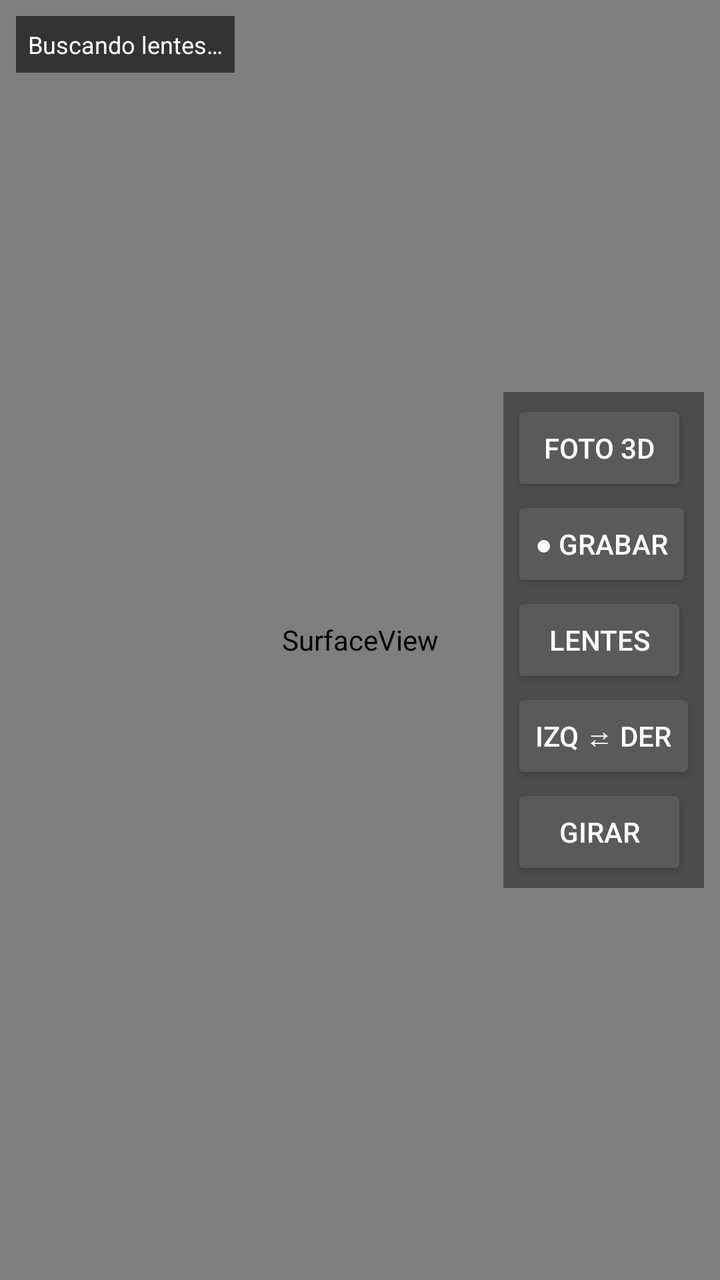
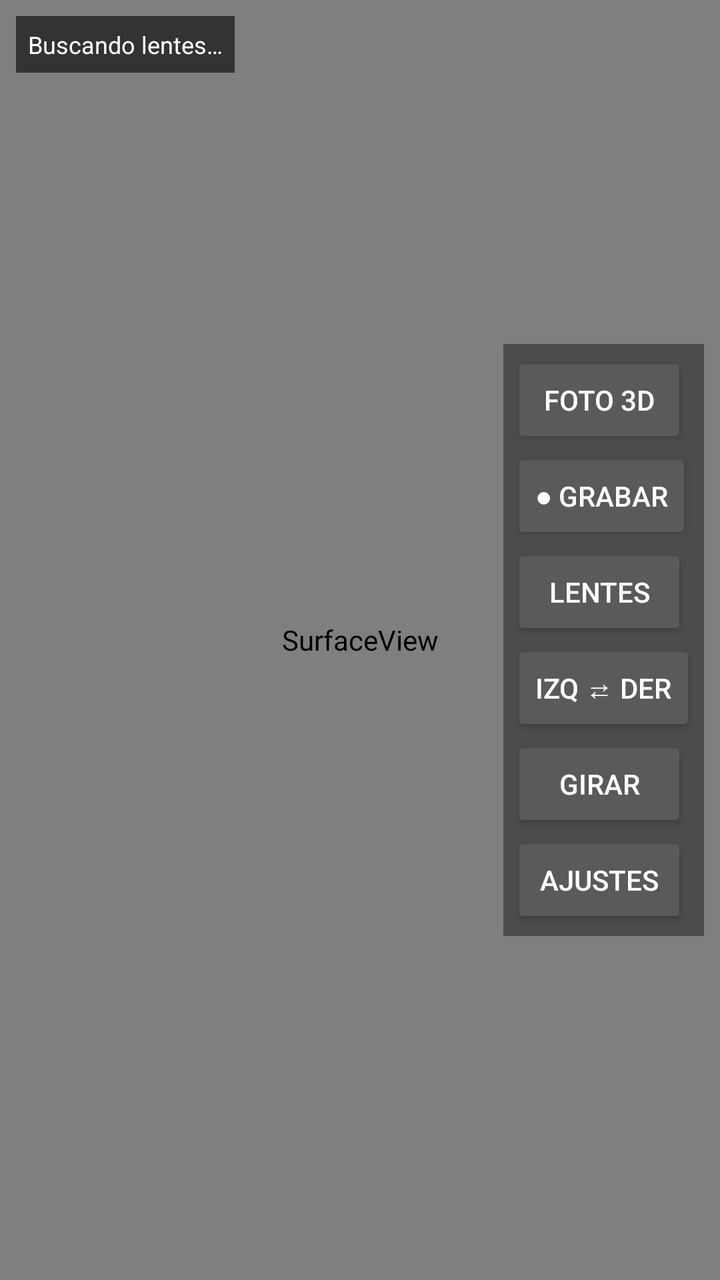

Screens rendered from an Android XML layout before and after an edit, with the pre-edit source and the edit as a unified diff.
<!-- AndroidManifest.xml: application theme android:Theme.Material.NoActionBar.Fullscreen -->
<!-- res/layout/activity_main.xml -->
<?xml version="1.0" encoding="utf-8"?>
<FrameLayout xmlns:android="http://schemas.android.com/apk/res/android"
    android:layout_width="match_parent"
    android:layout_height="match_parent"
    android:background="#000000">

    <SurfaceView
        android:id="@+id/surface"
        android:layout_width="match_parent"
        android:layout_height="match_parent" />

    <TextView
        android:id="@+id/info"
        android:layout_width="wrap_content"
        android:layout_height="wrap_content"
        android:layout_gravity="top|start"
        android:layout_margin="8dp"
        android:background="#99000000"
        android:padding="6dp"
        android:text="Buscando lentes…"
        android:textColor="#FFFFFF"
        android:textSize="12sp" />

    <LinearLayout
        android:id="@+id/panel"
        android:layout_width="wrap_content"
        android:layout_height="wrap_content"
        android:layout_gravity="end|center_vertical"
        android:layout_margin="8dp"
        android:background="#66000000"
        android:orientation="vertical"
        android:padding="4dp">

        <Button android:id="@+id/btnPhoto" android:layout_width="wrap_content" android:layout_height="wrap_content" android:text="Foto 3D" />
        <Button android:id="@+id/btnRecord" android:layout_width="wrap_content" android:layout_height="wrap_content" android:text="● Grabar" />
        <Button android:id="@+id/btnPair" android:layout_width="wrap_content" android:layout_height="wrap_content" android:text="Lentes" />
        <Button android:id="@+id/btnSwap" android:layout_width="wrap_content" android:layout_height="wrap_content" android:text="Izq ⇄ Der" />
        <Button android:id="@+id/btnRotate" android:layout_width="wrap_content" android:layout_height="wrap_content" android:text="Girar" />
    </LinearLayout>
</FrameLayout>
<!-- resources referenced by this layout -->
<resources>

</resources>

<!-- the commit's change to res/layout/activity_main.xml (unified diff, before → after) -->
@@ -36,5 +36,23 @@
         <Button android:id="@+id/btnPair" android:layout_width="wrap_content" android:layout_height="wrap_content" android:text="Lentes" />
         <Button android:id="@+id/btnSwap" android:layout_width="wrap_content" android:layout_height="wrap_content" android:text="Izq ⇄ Der" />
         <Button android:id="@+id/btnRotate" android:layout_width="wrap_content" android:layout_height="wrap_content" android:text="Girar" />
+        <Button android:id="@+id/btnSettings" android:layout_width="wrap_content" android:layout_height="wrap_content" android:text="Ajustes" />
     </LinearLayout>
+
+    <ScrollView
+        android:id="@+id/settings"
+        android:layout_width="match_parent"
+        android:layout_height="210dp"
+        android:layout_gravity="bottom"
+        android:layout_marginEnd="140dp"
+        android:background="#AA000000"
+        android:visibility="gone">
+
+        <LinearLayout
+            android:id="@+id/settingsBox"
+            android:layout_width="match_parent"
+            android:layout_height="wrap_content"
+            android:orientation="vertical"
+            android:padding="6dp" />
+    </ScrollView>
 </FrameLayout>
